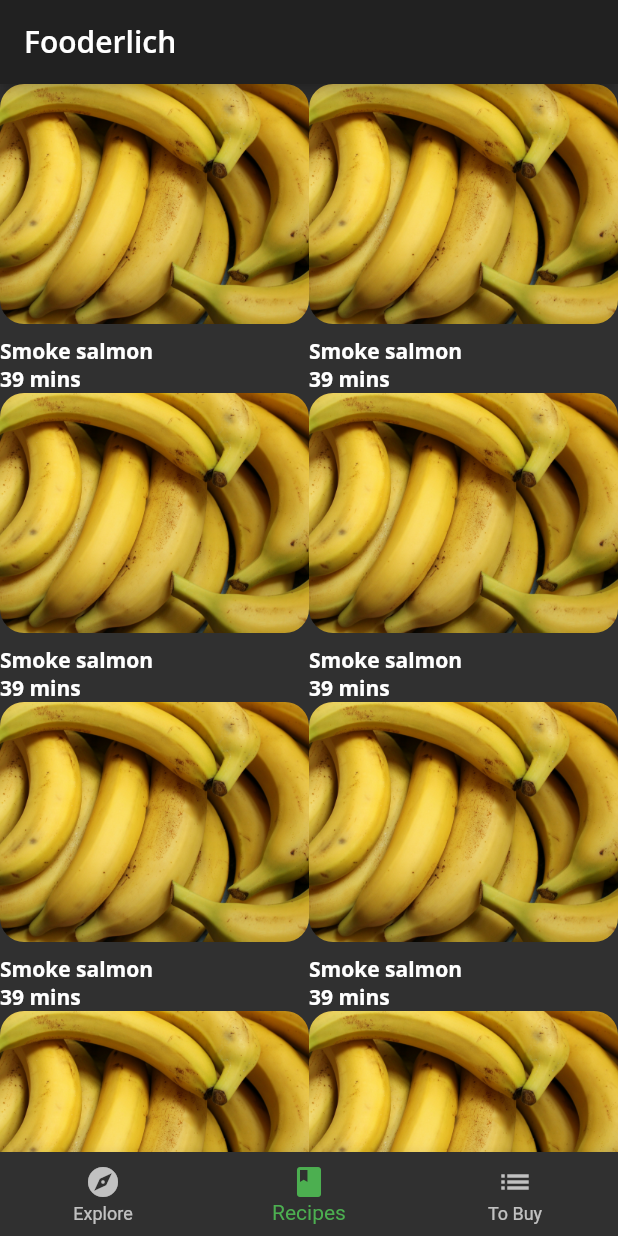
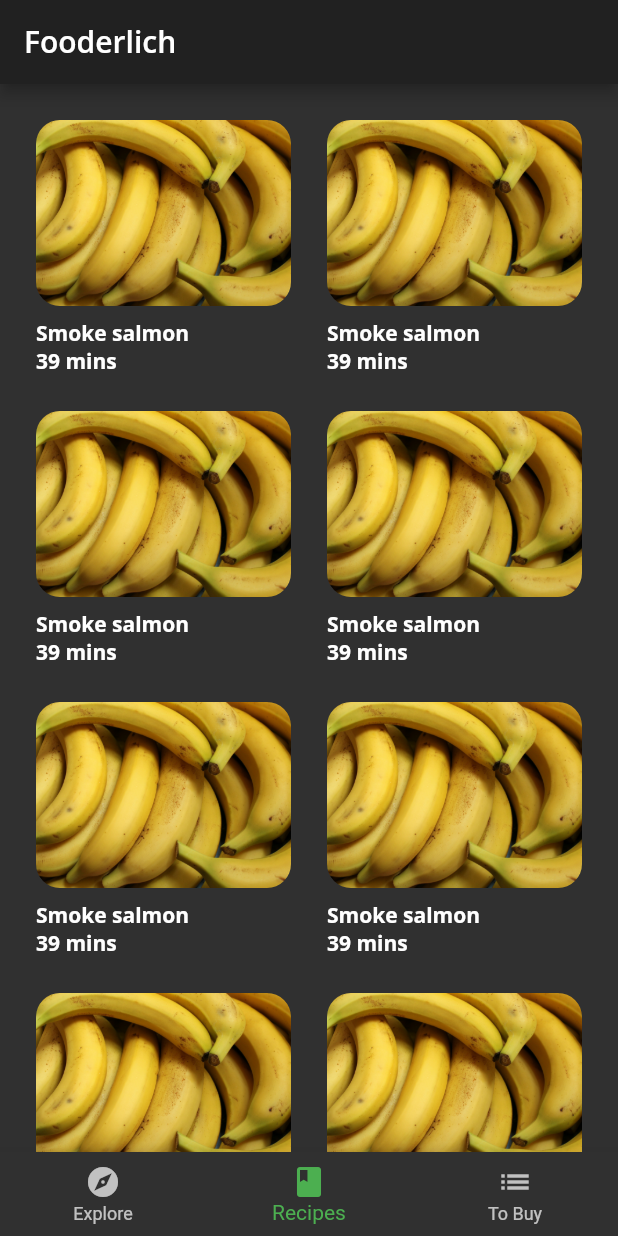
Before and after one commit to pumpkinsoft88/flutter_food_recipe, a Flutter app: the screen it shows after launch, item 2 of the bottom bar chosen, on a phone screen of 412 x 824 dp. Run offline on Flutter 3.47's test engine with Material 2 defaults, Android fonts, the phone set to English and light mode, and no system bars; our stand-ins replace google_fonts.

Commit message:
3rd commit

```diff
--- a/lib/components/recipes_grid_view.dart
+++ b/lib/components/recipes_grid_view.dart
@@ -5,11 +5,17 @@ import 'components.dart';
 class RecipesGridView extends StatelessWidget {
   const RecipesGridView({super.key});
 
+  static const _gridPadding = 24.0;
+
   @override
   Widget build(BuildContext context) {
     return GridView.builder(
-      gridDelegate:
-          const SliverGridDelegateWithFixedCrossAxisCount(crossAxisCount: 2),
+      padding: const EdgeInsets.all(_gridPadding),
+      gridDelegate: const SliverGridDelegateWithFixedCrossAxisCount(
+        crossAxisCount: 2,
+        mainAxisSpacing: _gridPadding,
+        crossAxisSpacing: _gridPadding,
+      ),
       itemBuilder: (BuildContext context, int index) {
         return const RecipeThubmnail();
       },
```
